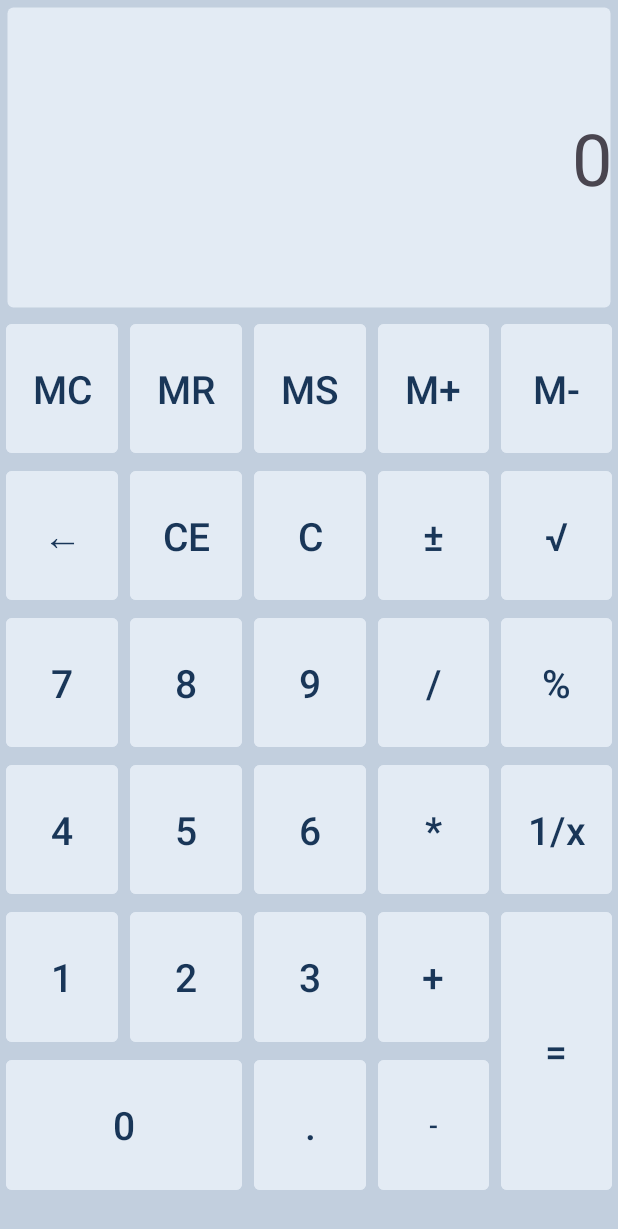
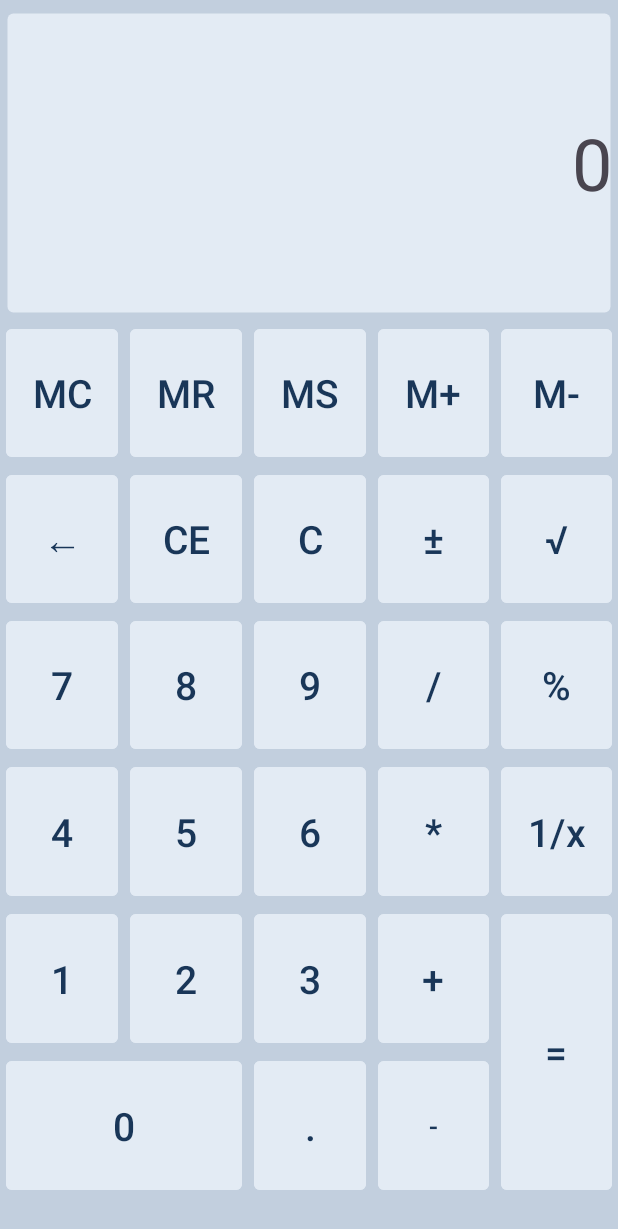
Before and after one commit to pvilius/MIPT_3_praktinis, an Android app: the screen it shows after launch (MainActivity), on a phone screen of 412 x 824 dp. Shown: the top 1229 px of the screen. Run offline under Robolectric (Android 15) with nearby library versions, the phone set to English and light mode, and no system bars.

```diff
--- a/app/src/main/res/layout/activity_main.xml
+++ b/app/src/main/res/layout/activity_main.xml
@@ -12,13 +12,18 @@
         android:id="@+id/tvSolution"
         android:layout_width="match_parent"
         android:layout_height="6dp"
-        android:layout_margin="4dp"
+        android:layout_marginStart="4dp"
+        android:layout_marginLeft="4dp"
+        android:layout_marginTop="8dp"
+        android:layout_marginEnd="4dp"
+        android:layout_marginRight="4dp"
+        android:layout_marginBottom="4dp"
         android:layout_weight="2"
-        android:maxLines = "1"
+        android:background="@drawable/borders"
         android:ems="10"
         android:gravity="center|right"
+        android:maxLines="1"
         android:text="@string/zero_button_text"
-        android:background="@drawable/borders"
         android:textSize="48sp" />
 
     <LinearLayout
```
Also changed, not shown: app/src/main/java/com/example/mipt_3_praktinis/MainActivity.java (+58 -1 lines).
